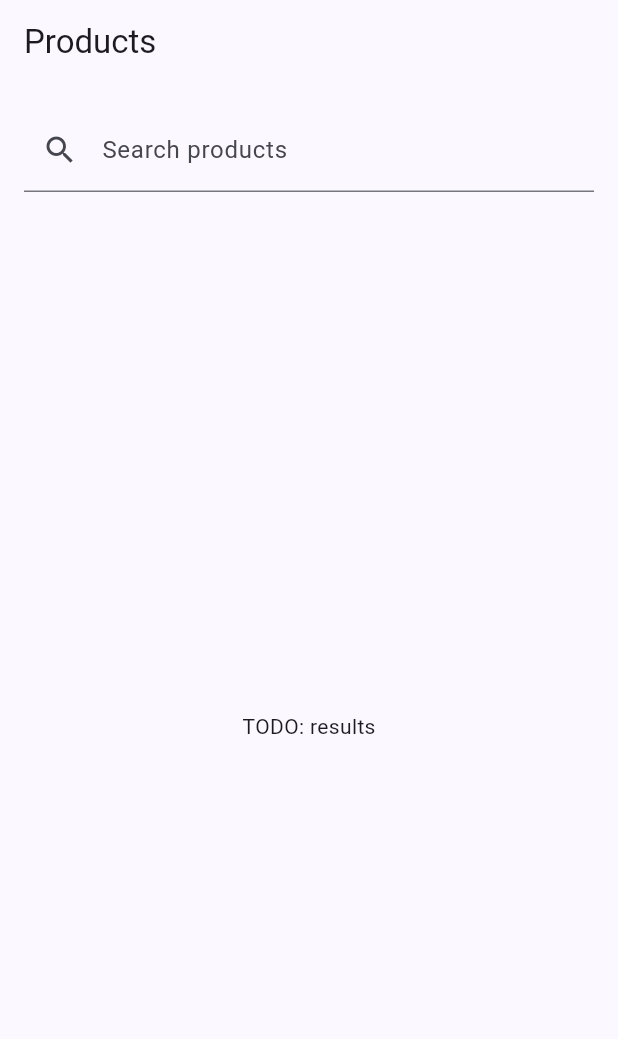
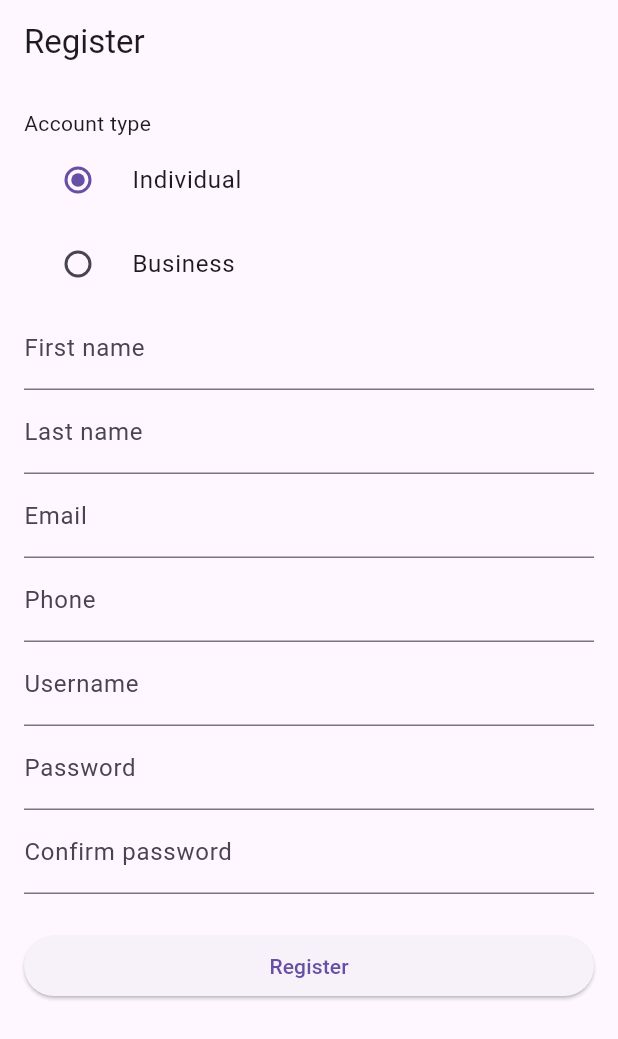
Before and after one commit to paulkavule/Flutter-Interview, a Flutter app: the screen it shows after launch, on a phone screen of 412 x 824 dp. Shown: the top 1039 px of the screen. Run offline on Flutter 3.47's test engine with Material 3 defaults, Android fonts, the phone set to English and light mode, and no system bars.

Commit message:
adds a registration form

```diff
--- a/lib/main.dart
+++ b/lib/main.dart
@@ -1,23 +1,22 @@
 import 'package:flutter/material.dart';
 
-import 'data/product_repository.dart';
-import 'search/product_search_screen.dart';
+import 'register/register_screen.dart';
+import 'register/registration_service.dart';
 
 void main() {
-  runApp(ProductSearchApp(repository: ProductRepository()));
+  runApp(MyApp(service: RegistrationService()));
 }
 
-class ProductSearchApp extends StatelessWidget {
-  const ProductSearchApp({super.key, required this.repository});
+class MyApp extends StatelessWidget {
+  const MyApp({super.key, required this.service});
 
-  final ProductRepository repository;
+  final RegistrationService service;
 
   @override
   Widget build(BuildContext context) {
     return MaterialApp(
-      title: 'Product Search',
-      theme: ThemeData(colorSchemeSeed: Colors.indigo),
-      home: ProductSearchScreen(repository: repository),
+      title: 'Registration',
+      home: RegisterScreen(service: service),
     );
   }
 }
--- /dev/null
+++ b/lib/register/register_screen.dart
@@ -0,0 +1,266 @@
+import 'package:flutter/material.dart';
+
+import 'registration_service.dart';
+
+enum AccountType { individual, business }
+
+class RegisterScreen extends StatefulWidget {
+  const RegisterScreen({super.key, required this.service});
+
+  final RegistrationService service;
+
+  @override
+  State<RegisterScreen> createState() => _RegisterScreenState();
+}
+
+class _RegisterScreenState extends State<RegisterScreen> {
+  final _formKey = GlobalKey<FormState>();
+
+  final _firstName = TextEditingController();
+  final _lastName = TextEditingController();
+  final _businessName = TextEditingController();
+  final _registrationNumber = TextEditingController();
+  final _contactPerson = TextEditingController();
+  final _email = TextEditingController();
+  final _phone = TextEditingController();
+  final _username = TextEditingController();
+  final _password = TextEditingController();
+  final _confirmPassword = TextEditingController();
+
+  AccountType _accountType = AccountType.individual;
+  bool _submitting = false;
+
+  List<TextEditingController> get _controllers => [
+        _firstName,
+        _lastName,
+        _businessName,
+        _registrationNumber,
+        _contactPerson,
+        _email,
+        _phone,
+        _username,
+        _password,
+        _confirmPassword,
+      ];
+
+  @override
+  void dispose() {
+    for (final c in _controllers) {
+      c.dispose();
+    }
+    super.dispose();
+  }
+
+  String? _required(String? value) {
+    if (value == null || value.trim().isEmpty) return 'Required';
+    return null;
+  }
+
+  String? _validateEmail(String? value) {
+    if (value == null || value.trim().isEmpty) return 'Required';
+    final email = RegExp(r'^[^@\s]+@[^@\s]+\.[^@\s]+$');
+    if (!email.hasMatch(value.trim())) return 'Enter a valid email';
+    return null;
+  }
+
+  String? _validatePhone(String? value) {
+    if (value == null || value.trim().isEmpty) return 'Required';
+    if (!RegExp(r'^\+?[0-9]{9,15}$').hasMatch(value.trim())) {
+      return 'Enter a valid phone number';
+    }
+    return null;
+  }
+
+  String? _validatePassword(String? value) {
+    if (value == null || value.isEmpty) return 'Required';
+    if (value.length < 6) return 'At least 6 characters';
+    return null;
+  }
+
+  String? _validateConfirmPassword(String? value) {
+    if (value == null || value.isEmpty) return 'Required';
+    if (value != _password.text) return 'Passwords do not match';
+    return null;
+  }
+
+  Map<String, dynamic> _buildPayload() {
+    final common = {
+      'email': _email.text.trim(),
+      'phone': _phone.text.trim(),
+      'username': _username.text.trim(),
+      'password': _password.text,
+    };
+
+    if (_accountType == AccountType.individual) {
+      return {
+        'accountType': 'individual',
+        'firstName': _firstName.text.trim(),
+        'lastName': _lastName.text.trim(),
+        ...common,
+      };
+    }
+
+    return {
+      'accountType': 'business',
+      'company': {
+        'name': _businessName.text.trim(),
+        'registrationNumber': _registrationNumber.text.trim(),
+      },
+      'contactPerson': _contactPerson.text.trim(),
+      ...common,
+    };
+  }
+
+  Future<void> _submit() async {
+    if (!_formKey.currentState!.validate()) return;
+
+    setState(() => _submitting = true);
+
+    try {
+      final result = await widget.service.register(_buildPayload());
+      if (!mounted) return;
+
+      await showDialog<void>(
+        context: context,
+        builder: (context) => AlertDialog(
+          title: const Text('Account created'),
+          content: Text('ID: ${result['id']}\nUsername: ${result['username']}'),
+          actions: [
+            TextButton(
+              onPressed: () => Navigator.pop(context),
+              child: const Text('OK'),
+            ),
+          ],
+        ),
+      );
+
+      _formKey.currentState?.reset();
+      for (final c in _controllers) {
+        c.clear();
+      }
+    } catch (_) {
+      if (!mounted) return;
+      ScaffoldMessenger.of(context).showSnackBar(
+        const SnackBar(
+          content: Text('Registration failed. Check your connection and try again.'),
+        ),
+      );
+    } finally {
+      if (mounted) setState(() => _submitting = false);
+    }
+  }
+
+  @override
+  Widget build(BuildContext context) {
+    final isIndividual = _accountType == AccountType.individual;
+
+    return Scaffold(
+      appBar: AppBar(title: const Text('Register')),
+      body: Form(
+        key: _formKey,
+        child: ListView(
+          padding: const EdgeInsets.all(16),
+          children: [
+            const Text('Account type'),
+            RadioGroup<AccountType>(
+              groupValue: _accountType,
+              onChanged: (value) {
+                if (value == null || _submitting) return;
+                setState(() => _accountType = value);
+              },
+              child: const Column(
+                children: [
+                  RadioListTile(
+                    value: AccountType.individual,
+                    title: Text('Individual'),
+                  ),
+                  RadioListTile(
+                    value: AccountType.business,
+                    title: Text('Business'),
+                  ),
+                ],
+              ),
+            ),
+            if (isIndividual) ...[
+              TextFormField(
+                controller: _firstName,
+                decoration: const InputDecoration(labelText: 'First name'),
+                textInputAction: TextInputAction.next,
+                validator: _required,
+              ),
+              TextFormField(
+                controller: _lastName,
+                decoration: const InputDecoration(labelText: 'Last name'),
+                textInputAction: TextInputAction.next,
+                validator: _required,
+              ),
+            ] else ...[
+              TextFormField(
+                controller: _businessName,
+                decoration: const InputDecoration(labelText: 'Business name'),
+                textInputAction: TextInputAction.next,
+                validator: _required,
+              ),
+              TextFormField(
+                controller: _registrationNumber,
+                decoration: const InputDecoration(labelText: 'Registration number'),
+                textInputAction: TextInputAction.next,
+                validator: _required,
+              ),
+              TextFormField(
+                controller: _contactPerson,
+                decoration: const InputDecoration(labelText: 'Contact person'),
+                textInputAction: TextInputAction.next,
+                validator: _required,
+              ),
+            ],
+            TextFormField(
+              controller: _email,
+              decoration: const InputDecoration(labelText: 'Email'),
+              keyboardType: TextInputType.emailAddress,
+              textInputAction: TextInputAction.next,
+              validator: _validateEmail,
+            ),
+            TextFormField(
+              controller: _phone,
+              decoration: const InputDecoration(labelText: 'Phone'),
+              keyboardType: TextInputType.phone,
+              textInputAction: TextInputAction.next,
+              validator: _validatePhone,
+            ),
+            TextFormField(
+              controller: _username,
+              decoration: const InputDecoration(labelText: 'Username'),
+              textInputAction: TextInputAction.next,
+              validator: _required,
+            ),
+            TextFormField(
+              controller: _password,
+              decoration: const InputDecoration(labelText: 'Password'),
+              obscureText: true,
+              textInputAction: TextInputAction.next,
+              validator: _validatePassword,
+            ),
+            TextFormField(
+              controller: _confirmPassword,
+              decoration: const InputDecoration(labelText: 'Confirm password'),
+              obscureText: true,
+              validator: _validateConfirmPassword,
+            ),
+            const SizedBox(height: 24),
+            ElevatedButton(
+              onPressed: _submitting ? null : _submit,
+              child: _submitting
+                  ? const SizedBox(
+                      height: 20,
+                      width: 20,
+                      child: CircularProgressIndicator(strokeWidth: 2),
+                    )
+                  : const Text('Register'),
+            ),
+          ],
+        ),
+      ),
+    );
+  }
+}
--- /dev/null
+++ b/lib/register/registration_service.dart
@@ -0,0 +1,25 @@
+import 'dart:convert';
+
+import 'package:http/http.dart' as http;
+
+class RegistrationService {
+  RegistrationService({http.Client? client}) : _client = client ?? http.Client();
+
+  final http.Client _client;
+
+  static final _url = Uri.parse('https://dummyjson.com/users/add');
+
+  Future<Map<String, dynamic>> register(Map<String, dynamic> data) async {
+    final response = await _client.post(
+      _url,
+      headers: {'Content-Type': 'application/json'},
+      body: jsonEncode(data),
+    );
+
+    if (response.statusCode < 200 || response.statusCode >= 300) {
+      throw Exception('Request failed with status ${response.statusCode}');
+    }
+
+    return jsonDecode(response.body) as Map<String, dynamic>;
+  }
+}
--- a/pubspec.yaml
+++ b/pubspec.yaml
@@ -4,11 +4,12 @@ publish_to: none
 version: 1.0.0
 
 environment:
-  sdk: ^3.8.0
+  sdk: ^3.9.0
 
 dependencies:
   flutter:
     sdk: flutter
+  http: ^1.2.2
 
 dev_dependencies:
   flutter_test:
```
Also changed, not shown: 123 other files.
